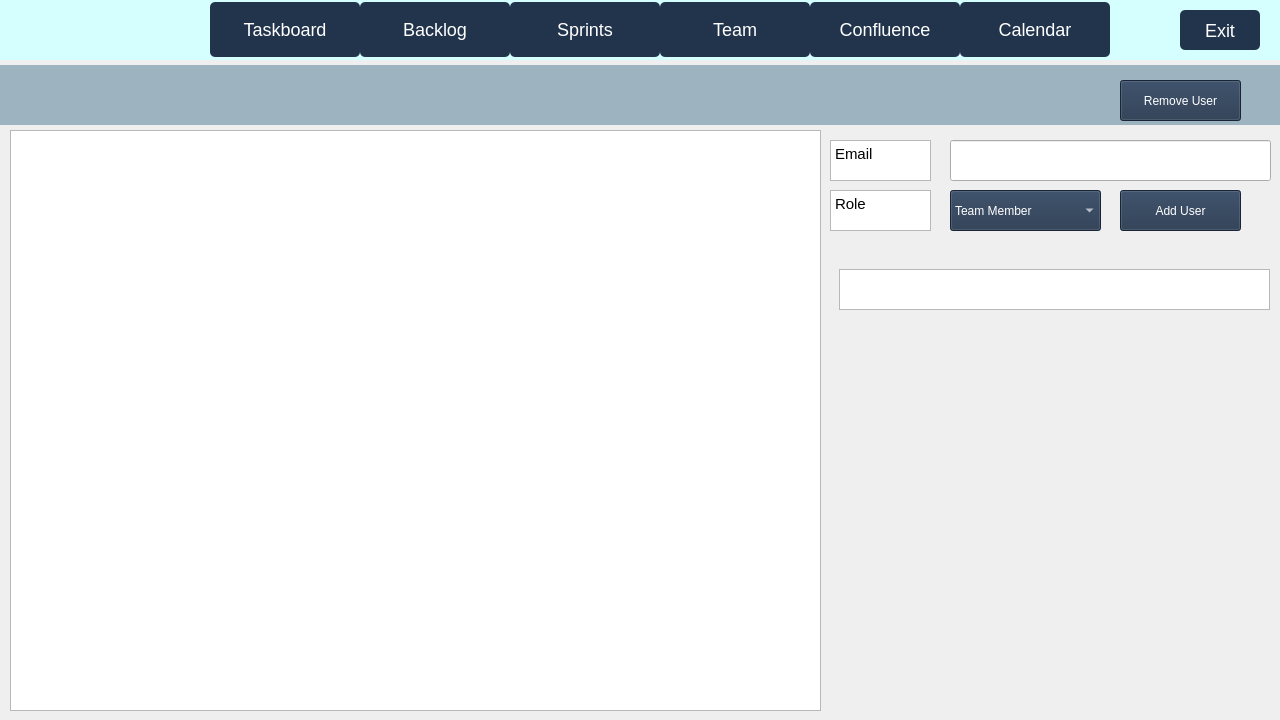
muazzamaqeel/Software-Project-CTS-5, file code/Staging_Environment/Recovered/Staging_Environment_Recorverd/parentboard.ui: the form before one commit.
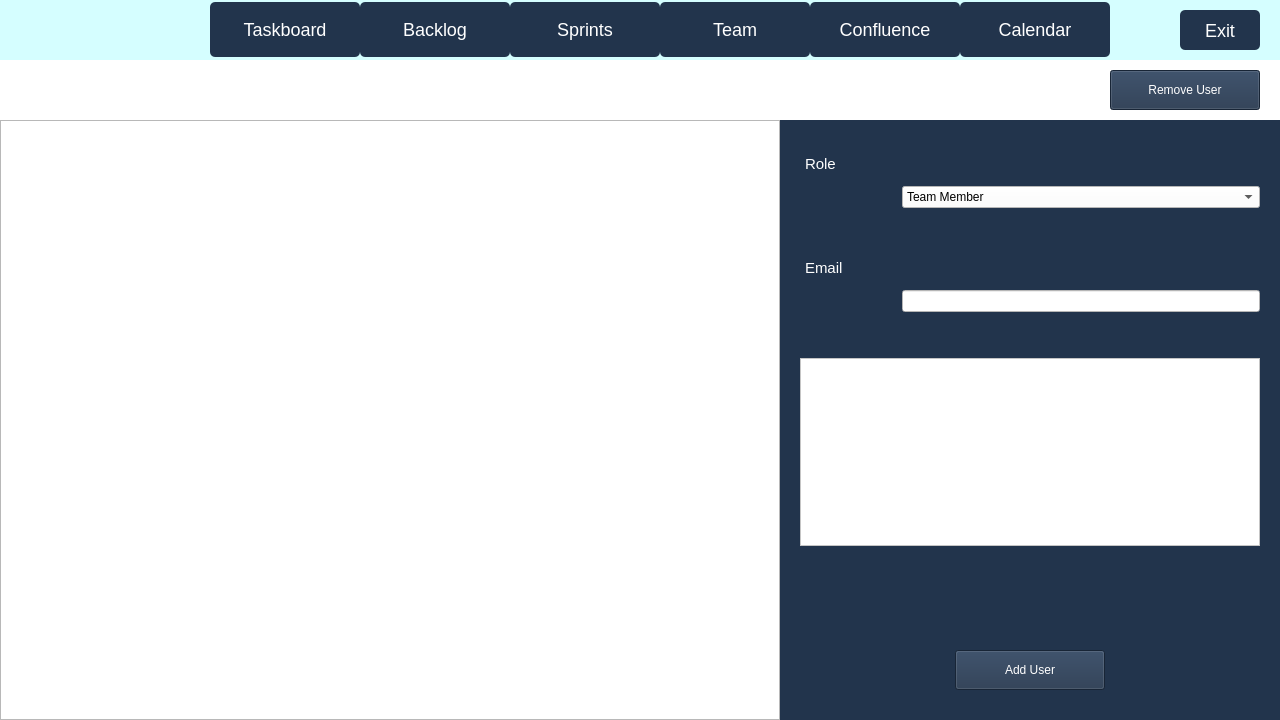
The form after the commit. The open tabs and pages were chosen to show the change. Icons and pictures are not drawn.

Commit message: Layouts: Part 4 - Team (Parentboard Final)

```diff
--- a/code/Staging_Environment/Recovered/Staging_Environment_Recorverd/parentboard.ui
+++ b/code/Staging_Environment/Recovered/Staging_Environment_Recorverd/parentboard.ui
@@ -53,7 +53,7 @@
    <property name="toolTipDuration">
     <number>1</number>
    </property>
-   <layout class="QVBoxLayout" name="verticalLayout_5" stretch="6,66">
+   <layout class="QVBoxLayout" name="verticalLayout_5" stretch="6,0">
     <property name="spacing">
      <number>0</number>
     </property>
@@ -2630,15 +2630,24 @@
        </layout>
       </widget>
       <widget class="QWidget" name="teamPage">
-       <widget class="QLabel" name="toplabelB_3">
-        <property name="geometry">
-         <rect>
-          <x>0</x>
-          <y>5</y>
-          <width>1280</width>
-          <height>60</height>
-         </rect>
+       <layout class="QVBoxLayout" name="verticalLayout_18">
+        <property name="spacing">
+         <number>0</number>
         </property>
+        <property name="leftMargin">
+         <number>0</number>
+        </property>
+        <property name="topMargin">
+         <number>0</number>
+        </property>
+        <property name="rightMargin">
+         <number>0</number>
+        </property>
+        <property name="bottomMargin">
+         <number>0</number>
+        </property>
+        <item>
+         <widget class="QWidget" name="teamTopBarLayout" native="true">
         <property name="minimumSize">
          <size>
           <width>1280</width>
@@ -2647,29 +2656,108 @@
         </property>
         <property name="maximumSize">
          <size>
-          <width>1280</width>
+            <width>16777215</width>
           <height>60</height>
          </size>
         </property>
         <property name="styleSheet">
-         <string notr="true">QLabel {
-font: 13pt &quot;Arial&quot;;
-background-color: #9EB3C0;
-color: rgb(0, 0, 0);
+           <string notr="true">QWidget {
+    background-color: white;
 }</string>
         </property>
+          <layout class="QHBoxLayout" name="horizontalLayout_42" stretch="78,50">
+           <property name="spacing">
+            <number>20</number>
+           </property>
+           <property name="leftMargin">
+            <number>0</number>
+           </property>
+           <property name="topMargin">
+            <number>0</number>
+           </property>
+           <property name="rightMargin">
+            <number>20</number>
+           </property>
+           <property name="bottomMargin">
+            <number>0</number>
+           </property>
+           <item>
+            <widget class="QLabel" name="teamTopBarSpacer">
+             <property name="minimumSize">
+              <size>
+               <width>780</width>
+               <height>50</height>
+              </size>
+             </property>
+             <property name="maximumSize">
+              <size>
+               <width>16777215</width>
+               <height>50</height>
+              </size>
+             </property>
         <property name="text">
          <string/>
         </property>
        </widget>
+           </item>
+           <item>
+            <widget class="QPushButton" name="RemoveUser_Button">
+             <property name="minimumSize">
+              <size>
+               <width>150</width>
+               <height>40</height>
+              </size>
+             </property>
+             <property name="maximumSize">
+              <size>
+               <width>150</width>
+               <height>40</height>
+              </size>
+             </property>
+             <property name="styleSheet">
+              <string notr="true">background-color: #22344C;
+color: rgb(255, 255, 255);
+</string>
+             </property>
+             <property name="text">
+              <string>Remove User</string>
+             </property>
+            </widget>
+           </item>
+          </layout>
+         </widget>
+        </item>
+        <item>
+         <widget class="QWidget" name="teamTableLayout" native="true">
+          <property name="minimumSize">
+           <size>
+            <width>1280</width>
+            <height>600</height>
+           </size>
+          </property>
+          <layout class="QHBoxLayout" name="horizontalLayout_41" stretch="78,50">
+           <property name="spacing">
+            <number>0</number>
+           </property>
+           <property name="leftMargin">
+            <number>0</number>
+           </property>
+           <property name="topMargin">
+            <number>0</number>
+           </property>
+           <property name="rightMargin">
+            <number>0</number>
+           </property>
+           <property name="bottomMargin">
+            <number>0</number>
+           </property>
+           <item>
        <widget class="QTableWidget" name="teamTable">
-        <property name="geometry">
-         <rect>
-          <x>10</x>
-          <y>70</y>
-          <width>811</width>
-          <height>581</height>
-         </rect>
+             <property name="minimumSize">
+              <size>
+               <width>780</width>
+               <height>600</height>
+              </size>
         </property>
         <property name="styleSheet">
          <string notr="true">/* QHeaderView Sections (Individual Columns) */
@@ -2683,65 +2771,45 @@
 }</string>
         </property>
        </widget>
-       <widget class="QLineEdit" name="input_email">
-        <property name="geometry">
-         <rect>
-          <x>950</x>
-          <y>80</y>
-          <width>321</width>
-          <height>41</height>
-         </rect>
-        </property>
-        <property name="text">
-         <string/>
-        </property>
-       </widget>
-       <widget class="QPushButton" name="CreateUser_Button">
-        <property name="geometry">
-         <rect>
-          <x>1120</x>
-          <y>130</y>
-          <width>121</width>
-          <height>41</height>
-         </rect>
+           </item>
+           <item>
+            <widget class="QWidget" name="teamSectionWidget" native="true">
+             <property name="autoFillBackground">
+              <bool>false</bool>
         </property>
         <property name="styleSheet">
-         <string notr="true">background-color: #22344C;
-color: rgb(255, 255, 255);
-</string>
-        </property>
-        <property name="text">
-         <string>Add User</string>
-        </property>
-       </widget>
-       <widget class="QTextBrowser" name="display_firstname">
-        <property name="geometry">
-         <rect>
-          <x>830</x>
-          <y>80</y>
-          <width>101</width>
-          <height>41</height>
-         </rect>
-        </property>
-        <property name="html">
-         <string>&lt;!DOCTYPE HTML PUBLIC &quot;-//W3C//DTD HTML 4.0//EN&quot; &quot;http://www.w3.org/TR/REC-html40/strict.dtd&quot;&gt;
-&lt;html&gt;&lt;head&gt;&lt;meta name=&quot;qrichtext&quot; content=&quot;1&quot; /&gt;&lt;meta charset=&quot;utf-8&quot; /&gt;&lt;style type=&quot;text/css&quot;&gt;
-p, li { white-space: pre-wrap; }
-hr { height: 1px; border-width: 0; }
-li.unchecked::marker { content: &quot;\2610&quot;; }
-li.checked::marker { content: &quot;\2612&quot;; }
-&lt;/style&gt;&lt;/head&gt;&lt;body style=&quot; font-family:'.AppleSystemUIFont'; font-size:13pt; font-weight:400; font-style:normal;&quot;&gt;
-&lt;p style=&quot; margin-top:0px; margin-bottom:0px; margin-left:0px; margin-right:0px; -qt-block-indent:0; text-indent:0px;&quot;&gt;&lt;span style=&quot; font-family:'Segoe UI'; font-size:11pt;&quot;&gt;Email&lt;/span&gt;&lt;/p&gt;&lt;/body&gt;&lt;/html&gt;</string>
-        </property>
-       </widget>
+              <string notr="true">QWidget {
+    background-color: #22344C;
+}</string>
+             </property>
+             <layout class="QVBoxLayout" name="verticalLayout_17" stretch="1,1,2,1,1">
+              <property name="spacing">
+               <number>10</number>
+              </property>
+              <property name="leftMargin">
+               <number>20</number>
+              </property>
+              <property name="topMargin">
+               <number>30</number>
+              </property>
+              <property name="rightMargin">
+               <number>20</number>
+              </property>
+              <property name="bottomMargin">
+               <number>30</number>
+              </property>
+              <item>
+               <layout class="QHBoxLayout" name="horizontalLayout_39" stretch="10,35">
+                <property name="spacing">
+                 <number>0</number>
+                </property>
+                <item>
        <widget class="QTextBrowser" name="display_role">
-        <property name="geometry">
-         <rect>
-          <x>830</x>
-          <y>130</y>
-          <width>101</width>
-          <height>41</height>
-         </rect>
+                  <property name="styleSheet">
+                   <string notr="true">QTextBrowser {
+background-color: transparent;
+color: white;
+}</string>
         </property>
         <property name="html">
          <string>&lt;!DOCTYPE HTML PUBLIC &quot;-//W3C//DTD HTML 4.0//EN&quot; &quot;http://www.w3.org/TR/REC-html40/strict.dtd&quot;&gt;
@@ -2754,18 +2822,12 @@
 &lt;p style=&quot; margin-top:0px; margin-bottom:0px; margin-left:0px; margin-right:0px; -qt-block-indent:0; text-indent:0px;&quot;&gt;&lt;span style=&quot; font-family:'Segoe UI'; font-size:11pt;&quot;&gt;Role&lt;/span&gt;&lt;/p&gt;&lt;/body&gt;&lt;/html&gt;</string>
         </property>
        </widget>
+                </item>
+                <item>
        <widget class="QComboBox" name="comboBox_role">
-        <property name="geometry">
-         <rect>
-          <x>950</x>
-          <y>130</y>
-          <width>151</width>
-          <height>41</height>
-         </rect>
-        </property>
         <property name="styleSheet">
-         <string notr="true">background-color: #22344C;
-color: rgb(255, 255, 255);
+                   <string notr="true">background-color: white;
+color: black;
 </string>
         </property>
         <item>
@@ -2784,26 +2846,54 @@
          </property>
         </item>
        </widget>
-       <widget class="QWidget" name="widget" native="true">
-        <property name="geometry">
-         <rect>
-          <x>829</x>
-          <y>69</y>
-          <width>451</width>
-          <height>591</height>
-         </rect>
-        </property>
-        <property name="autoFillBackground">
-         <bool>true</bool>
-        </property>
+                </item>
+               </layout>
+              </item>
+              <item>
+               <layout class="QHBoxLayout" name="horizontalLayout_37" stretch="10,35">
+                <property name="spacing">
+                 <number>0</number>
+                </property>
+                <item>
+                 <widget class="QTextBrowser" name="display_firstname">
+                  <property name="styleSheet">
+                   <string notr="true">QTextBrowser {
+background-color: transparent;
+color: white;
+}</string>
+                  </property>
+                  <property name="html">
+                   <string>&lt;!DOCTYPE HTML PUBLIC &quot;-//W3C//DTD HTML 4.0//EN&quot; &quot;http://www.w3.org/TR/REC-html40/strict.dtd&quot;&gt;
+&lt;html&gt;&lt;head&gt;&lt;meta name=&quot;qrichtext&quot; content=&quot;1&quot; /&gt;&lt;meta charset=&quot;utf-8&quot; /&gt;&lt;style type=&quot;text/css&quot;&gt;
+p, li { white-space: pre-wrap; }
+hr { height: 1px; border-width: 0; }
+li.unchecked::marker { content: &quot;\2610&quot;; }
+li.checked::marker { content: &quot;\2612&quot;; }
+&lt;/style&gt;&lt;/head&gt;&lt;body style=&quot; font-family:'.AppleSystemUIFont'; font-size:13pt; font-weight:400; font-style:normal;&quot;&gt;
+&lt;p style=&quot; margin-top:0px; margin-bottom:0px; margin-left:0px; margin-right:0px; -qt-block-indent:0; text-indent:0px;&quot;&gt;&lt;span style=&quot; font-family:'Segoe UI'; font-size:11pt;&quot;&gt;Email&lt;/span&gt;&lt;/p&gt;&lt;/body&gt;&lt;/html&gt;</string>
+                  </property>
+                 </widget>
+                </item>
+                <item>
+                 <widget class="QLineEdit" name="input_email">
+                  <property name="styleSheet">
+                   <string notr="true">QLineEdit {
+background-color: white; 
+}</string>
+                  </property>
+                  <property name="text">
+                   <string/>
+                  </property>
+                 </widget>
+                </item>
+               </layout>
+              </item>
+              <item>
         <widget class="QTextBrowser" name="TeamError_display">
-         <property name="geometry">
-          <rect>
-           <x>10</x>
-           <y>140</y>
-           <width>431</width>
-           <height>41</height>
-          </rect>
+                <property name="styleSheet">
+                 <string notr="true">QTextBrowser {
+background-color: white; 
+}</string>
          </property>
          <property name="html">
           <string>&lt;!DOCTYPE HTML PUBLIC &quot;-//W3C//DTD HTML 4.0//EN&quot; &quot;http://www.w3.org/TR/REC-html40/strict.dtd&quot;&gt;
@@ -2816,15 +2906,48 @@
 &lt;p style=&quot;-qt-paragraph-type:empty; margin-top:0px; margin-bottom:0px; margin-left:0px; margin-right:0px; -qt-block-indent:0; text-indent:0px; font-family:'Segoe UI'; font-size:9pt;&quot;&gt;&lt;br /&gt;&lt;/p&gt;&lt;/body&gt;&lt;/html&gt;</string>
          </property>
         </widget>
-       </widget>
-       <widget class="QPushButton" name="RemoveUser_Button">
-        <property name="geometry">
-         <rect>
-          <x>1120</x>
-          <y>20</y>
-          <width>121</width>
-          <height>41</height>
-         </rect>
+              </item>
+              <item>
+               <spacer name="verticalSpacer_2">
+                <property name="orientation">
+                 <enum>Qt::Vertical</enum>
+                </property>
+                <property name="sizeHint" stdset="0">
+                 <size>
+                  <width>20</width>
+                  <height>40</height>
+                 </size>
+                </property>
+               </spacer>
+              </item>
+              <item>
+               <layout class="QHBoxLayout" name="horizontalLayout_40">
+                <item>
+                 <spacer name="horizontalSpacer_13">
+                  <property name="orientation">
+                   <enum>Qt::Horizontal</enum>
+                  </property>
+                  <property name="sizeHint" stdset="0">
+                   <size>
+                    <width>40</width>
+                    <height>20</height>
+                   </size>
+                  </property>
+                 </spacer>
+                </item>
+                <item>
+                 <widget class="QPushButton" name="CreateUser_Button">
+                  <property name="minimumSize">
+                   <size>
+                    <width>150</width>
+                    <height>40</height>
+                   </size>
+                  </property>
+                  <property name="maximumSize">
+                   <size>
+                    <width>150</width>
+                    <height>40</height>
+                   </size>
         </property>
         <property name="styleSheet">
          <string notr="true">background-color: #22344C;
@@ -2832,18 +2955,32 @@
 </string>
         </property>
         <property name="text">
-         <string>Remove User</string>
-        </property>
-       </widget>
-       <zorder>widget</zorder>
-       <zorder>toplabelB_3</zorder>
-       <zorder>teamTable</zorder>
-       <zorder>input_email</zorder>
-       <zorder>CreateUser_Button</zorder>
-       <zorder>display_firstname</zorder>
-       <zorder>display_role</zorder>
-       <zorder>comboBox_role</zorder>
-       <zorder>RemoveUser_Button</zorder>
+                   <string>Add User</string>
+                  </property>
+                 </widget>
+                </item>
+                <item>
+                 <spacer name="horizontalSpacer_14">
+                  <property name="orientation">
+                   <enum>Qt::Horizontal</enum>
+                  </property>
+                  <property name="sizeHint" stdset="0">
+                   <size>
+                    <width>40</width>
+                    <height>20</height>
+                   </size>
+                  </property>
+                 </spacer>
+                </item>
+               </layout>
+              </item>
+             </layout>
+            </widget>
+           </item>
+          </layout>
+         </widget>
+        </item>
+       </layout>
       </widget>
       <widget class="QWidget" name="sprintsPage">
        <property name="minimumSize">
```
Left out of the diff: 4 changed lines with no effect on the pictures. Lines whose indentation alone changed are shown as unchanged.
